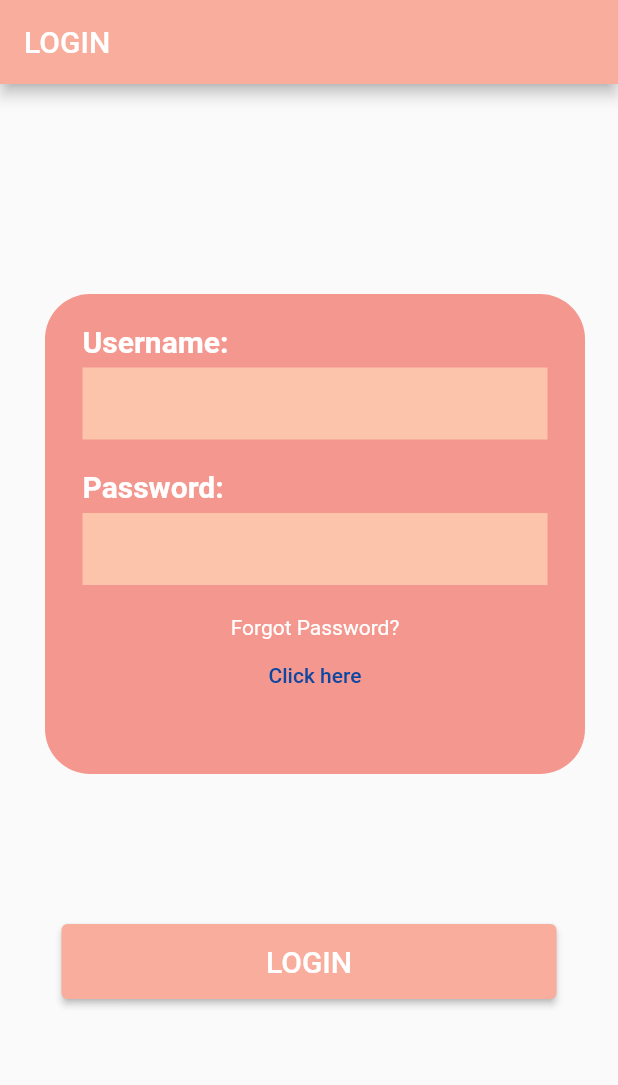
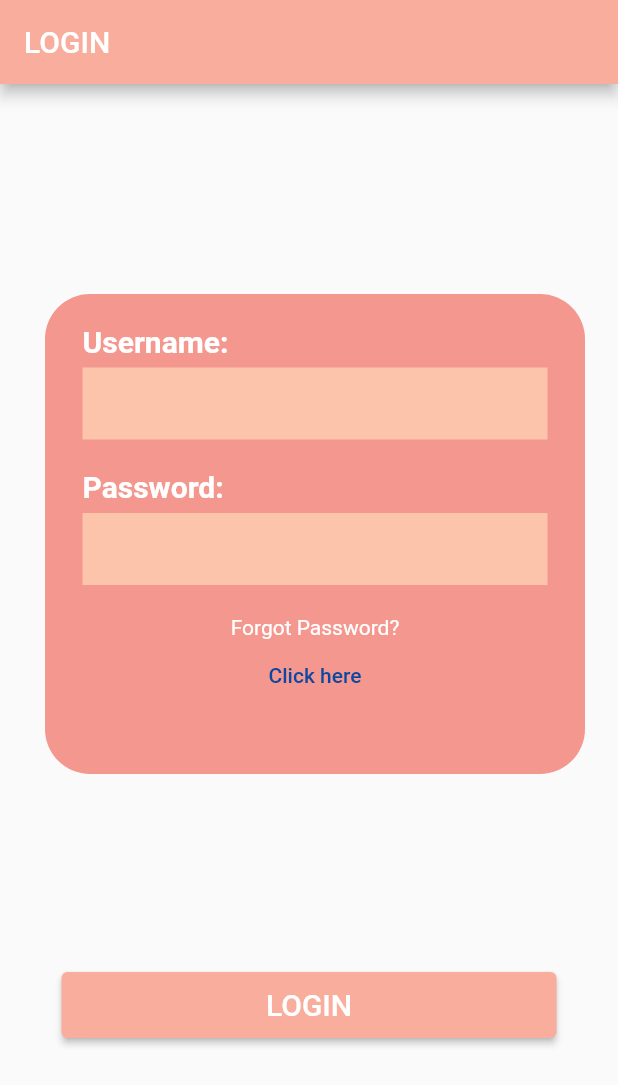
Before and after one commit to ndgsghdj/WCLLL-flutter, a Flutter app: the screen it shows after launch, on a phone screen of 412 x 824 dp. Shown: the top 1085 px of the screen. Run offline on Flutter 3.47's test engine with Material 2 defaults, Android fonts, the light colour scheme and no system bars.

Commit message:
added the images + fixed the renderFlex error

```diff
--- a/wclll/lib/loginPage.dart
+++ b/wclll/lib/loginPage.dart
@@ -126,8 +126,12 @@ class _LoginPageState extends State<LoginPage> {
                   )
                 ])),
           ]),
-          const Padding(padding: EdgeInsets.all(50.0)),
-          Container(
+          Expanded(
+            flex: 3,
+            child: const Padding(padding: EdgeInsets.all(50.0)),
+          ),
+          Expanded(
+            child: Container(
               width: 330.0,
               height: 50.0,
               child: ElevatedButton(
@@ -157,10 +161,16 @@ class _LoginPageState extends State<LoginPage> {
                 },
               ),
             ),
-          const Padding(padding: EdgeInsets.all(50.0)),
-          Text(
+          ),
+          Expanded(
+            flex: 2,
+            child: const Padding(padding: EdgeInsets.all(50.0)),
+          ),
+          Expanded(
+            child: Text(
               errorMsg,
               style: const TextStyle(fontSize: 15),
+            ),
           )
         ],
       ),
--- a/wclll/lib/profilePage.dart
+++ b/wclll/lib/profilePage.dart
@@ -10,6 +10,6 @@ class ProfilePage extends StatefulWidget {
 class _ProfilePageState extends State<ProfilePage> {
   @override
   Widget build(BuildContext context) {
-    return Scaffold();
+    return const Scaffold();
   }
 }
--- a/wclll/pubspec.yaml
+++ b/wclll/pubspec.yaml
@@ -60,8 +60,8 @@ flutter:
   uses-material-design: true
 
   # To add assets to your application, add an assets section, like this:
-  # assets:
-  #   - images/a_dot_burr.jpeg
+  assets:
+    - images/
   #   - images/a_dot_ham.jpeg
 
   # An image asset can refer to one or more resolution-specific "variants", see
```
Also changed, not shown: wclll/images/accounts_button.png (added), wclll/images/icon.png (added), wclll/images/pending_cases_button.png (added), wclll/images/reports_button.png (added), 1 other file. Lines whose indentation alone changed are shown as unchanged.
